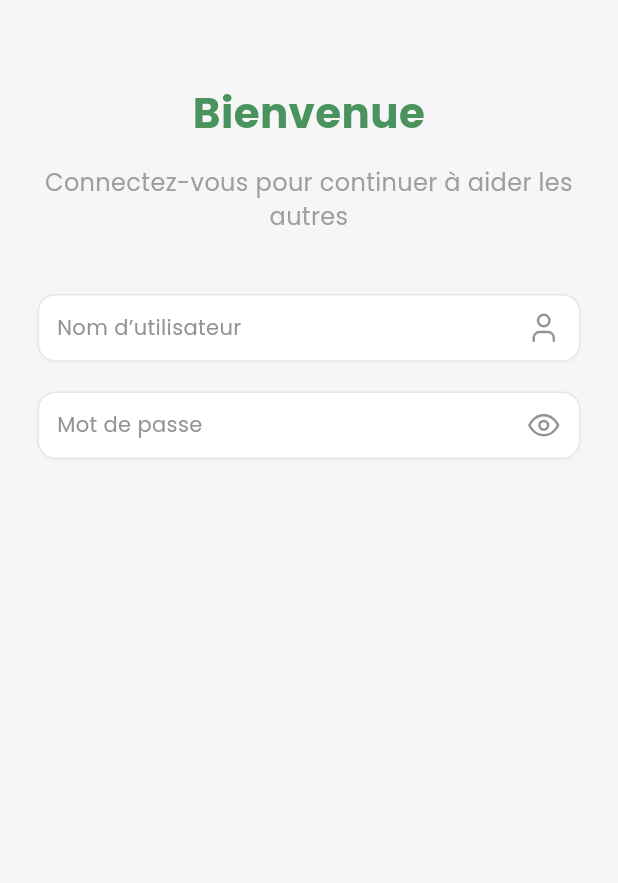
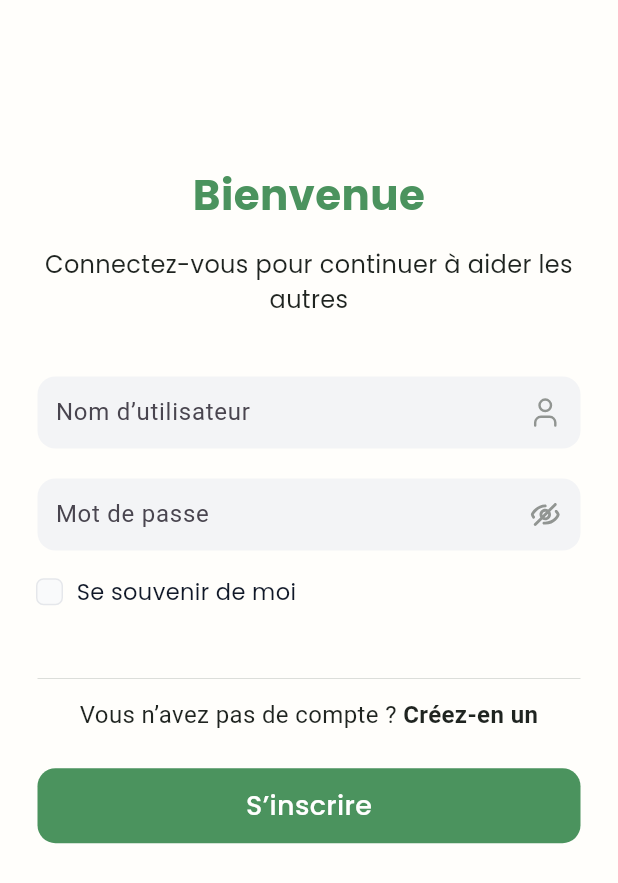
Before and after one commit to whales-team-jucktionXalgeries/al_insan_mobile_app, a Flutter app: the screen it shows after launch, on a phone screen of 412 x 824 dp. Shown: the top 883 px of the screen. Run offline on Flutter 3.47's test engine with Material 3 defaults, Android fonts, the phone set to English and light mode, and no system bars; our stand-ins replace camera, flutter_svg, gallery_saver, supabase_flutter, video_player; accounts and stored records are empty; Roboto replaces fonts that are missing (Baloo Bhaijaan 2).

Commit message:
clotured welcome page

```diff
--- a/front-end/lib/components/welcome_input.dart
+++ b/front-end/lib/components/welcome_input.dart
@@ -1,59 +1,80 @@
-import 'package:al_insan_app_front/theme/colors.dart';
 import 'package:flutter/material.dart';
+import 'package:flutter/services.dart';
+import 'package:flutter_svg/flutter_svg.dart';
 
-class WelcomeInput extends StatelessWidget {
-  final String text;
-  final Widget icon;
+class WelcomeInput extends StatefulWidget {
+  final String hintText;
+  final bool isAlphabetOnly;
+  final bool isPassword;
 
   const WelcomeInput({
     Key? key,
-    required this.text,
-    required this.icon,
+    required this.hintText,
+    this.isAlphabetOnly = false,
+    this.isPassword = false,
   }) : super(key: key);
+
+  @override
+  State<WelcomeInput> createState() => _WelcomeInputState();
+}
+
+class _WelcomeInputState extends State<WelcomeInput> {
+  bool _obscureText = true;
 
   @override
   Widget build(BuildContext context) {
     return Container(
-      width: double.infinity,
-      padding: const EdgeInsets.symmetric(horizontal: 12, vertical: 10),
-      decoration: ShapeDecoration(
-        color: AppColors.surface,
-        shape: RoundedRectangleBorder(
-          side: const BorderSide(
-            width: 1,
-            color: AppColors.border,
-          ),
-          borderRadius: BorderRadius.circular(12),
-        ),
-        shadows: const [
-          BoxShadow(
-            color: AppColors.shadow,
-            blurRadius: 0.5,
-            offset: Offset(0, 1),
-            spreadRadius: 0.05,
-          )
-        ],
+      padding: const EdgeInsets.symmetric(horizontal: 12),
+      decoration: BoxDecoration(
+        borderRadius: BorderRadius.circular(12),
+        color: const Color(0xFFF3F4F6),
       ),
       child: Row(
-        mainAxisAlignment: MainAxisAlignment.start,
         children: [
+          // Input field
           Expanded(
-            child: Text(
-              text,
-              style: const TextStyle(
-                color: AppColors.placeholder,
-                fontSize: 14,
-                fontFamily: 'Poppins',
-                fontWeight: FontWeight.w400,
-                height: 1.33,
+            child: TextField(
+              obscureText: widget.isPassword ? _obscureText : false,
+              inputFormatters: widget.isAlphabetOnly
+                  ? [FilteringTextInputFormatter.allow(RegExp(r'[a-zA-Z\s]'))]
+                  : [],
+              decoration: InputDecoration(
+                hintText: widget.hintText,
+                border: InputBorder.none,
               ),
             ),
           ),
-          SizedBox(
-            width: 23,
-            height: 23,
-            child: icon,
-          ),
+
+          // If password, show eye icon
+          if (widget.isPassword)
+            GestureDetector(
+              onTap: () {
+                setState(() {
+                  _obscureText = !_obscureText;
+                });
+              },
+              child: Padding(
+                padding: const EdgeInsets.only(left: 10.0),
+                child: SvgPicture.asset(
+                  _obscureText
+                      ? 'assets/icons/eye-slash.svg'
+                      : 'assets/icons/eye.svg',
+                  width: 23,
+                  height: 23,
+                ),
+              ),
+            ),
+
+          // If not password, show user icon on the right
+          if (!widget.isPassword)
+            Padding(
+              padding: const EdgeInsets.only(left: 10.0),
+              child: SvgPicture.asset(
+                'assets/icons/user.svg',
+                width: 23,
+                height: 23,
+              ),
+            ),
         ],
       ),
     );
--- a/front-end/lib/pages/welcome.dart
+++ b/front-end/lib/pages/welcome.dart
@@ -1,6 +1,7 @@
 import 'package:al_insan_app_front/theme/colors.dart';
 import 'package:flutter/material.dart';
 import '../../components/welcome_input.dart';
+import '../../components/big_buttons.dart';
 import 'package:flutter_svg/flutter_svg.dart';
 
 class WelcomePage extends StatelessWidget {
@@ -9,15 +10,20 @@ class WelcomePage extends StatelessWidget {
   @override
   Widget build(BuildContext context) {
     return Scaffold(
-      backgroundColor: const Color(0xFFF6F6F6),
-      body: Padding(
+      resizeToAvoidBottomInset: true,
+      backgroundColor: AppColors.background,
+      body: GestureDetector(
+        onTap: () => FocusScope.of(context).unfocus(),
+        child: SafeArea(
+          child: SingleChildScrollView(
+            child: Padding(
               padding: const EdgeInsets.all(25.0),
               child: Column(
 
                 mainAxisAlignment: MainAxisAlignment.start,
                 children: [
 
-            const SizedBox(height: 30),
+                  const SizedBox(height: 85),
 
                   // Title
                   const Text(
@@ -39,7 +45,7 @@ class WelcomePage extends StatelessWidget {
                       fontSize: 16,
                       fontFamily: 'Poppins',
                       fontWeight: FontWeight.w400,
-                color: Colors.grey,
+                      color: AppColors.text,
                     ),
                     textAlign: TextAlign.center,
                   ),
@@ -47,33 +53,104 @@ class WelcomePage extends StatelessWidget {
 
                   // Confirm Button
                   WelcomeInput(
-                text: "Nom d’utilisateur",
-                icon: SvgPicture.asset(
-                'assets/icons/user.svg',
-                width: 23,
-                height: 23,
-                fit: BoxFit.scaleDown,
+                      hintText: "Nom d’utilisateur",
 
+                    isAlphabetOnly: true,
+                    ),
+                    const SizedBox(height: 20),
+                    WelcomeInput(
+                      hintText: "Mot de passe",
+                    isPassword: true,
+
+                    ),
+                    const SizedBox(height: 16),
+
+                    Row(
+              mainAxisAlignment: MainAxisAlignment.start,
+              crossAxisAlignment: CrossAxisAlignment.center,
+              children: [
+                Container(
+            width: 16,
+            height: 16,
+            decoration: ShapeDecoration(
+              color: const Color(0xFFF9FAFB),
+              shape: RoundedRectangleBorder(
+                side: const BorderSide(
+                  width: 1,
+                  strokeAlign: BorderSide.strokeAlignOutside,
+                  color: AppColors.border,
+                ),
+                borderRadius: BorderRadius.circular(4),
+              ),
+            ),
+                ),
+                const SizedBox(width: 10),
+                const Text(
+            'Se souvenir de moi',
+            style: TextStyle(
+              color: Color(0xFF101828),
+              fontSize: 15,
+              fontFamily: 'Poppins',
+              fontWeight: FontWeight.w400,
+              height: 1.5,
+            ),
+                ),
+              ],
+
+            ),
+            const SizedBox(height: 46),
+            Container(
+              width: 374,
+              height: 0.1,
+              color: Color.fromRGBO(15, 31, 21, 1), // or any subtle color
+            ),
+            const SizedBox(height: 10),
+            SizedBox(
+                width: 374,
+                child: Text.rich(
+              TextSpan(
+                  children: [
+                      TextSpan(
+                          text: 'Vous n’avez pas de compte ? ',
+                          style: TextStyle(
+                              color: const Color(0xFF1F2420) /* text-color-main-body-text */,
+                              fontSize: 16,
+                              fontFamily: 'Baloo Bhaijaan 2',
+                              fontWeight: FontWeight.w400,
+                              height: 1.87,
+                          ),
+                      ),
+                      TextSpan(
+                          text: 'Créez-en un',
+                          style: TextStyle(
+                              color: const Color(0xFF1F2420) /* text-color-main-body-text */,
+                              fontSize: 16,
+                              fontFamily: 'Baloo Bhaijaan 2',
+                              fontWeight: FontWeight.w600,
+                              height: 1.87,
+                          ),
+                      ),
+                  ],
+              ),
+              textAlign: TextAlign.center,
                 ),
             ),
             const SizedBox(height: 20),
-              WelcomeInput(
-                text: "Mot de passe",
-                icon: SvgPicture.asset(
-                'assets/icons/eye.svg',
-                width: 23,
-                height: 23,
-                fit: BoxFit.scaleDown,
-
+            PrimaryButton(
+              label: 'S’inscrire',
+              onPressed: () {
+                // TODO: Add your login logic
+                print('Connexion button pressed');
+              },
             ),
-
-              ),
-              const SizedBox(height: 16),
 
 
                 ],
               ),
             ),
+          ),
+        ),
+      ),
     );
   }
 }
```
Also changed, not shown: front-end/assets/icons/eye-slash.svg (added). Lines whose indentation alone changed are shown as unchanged.
